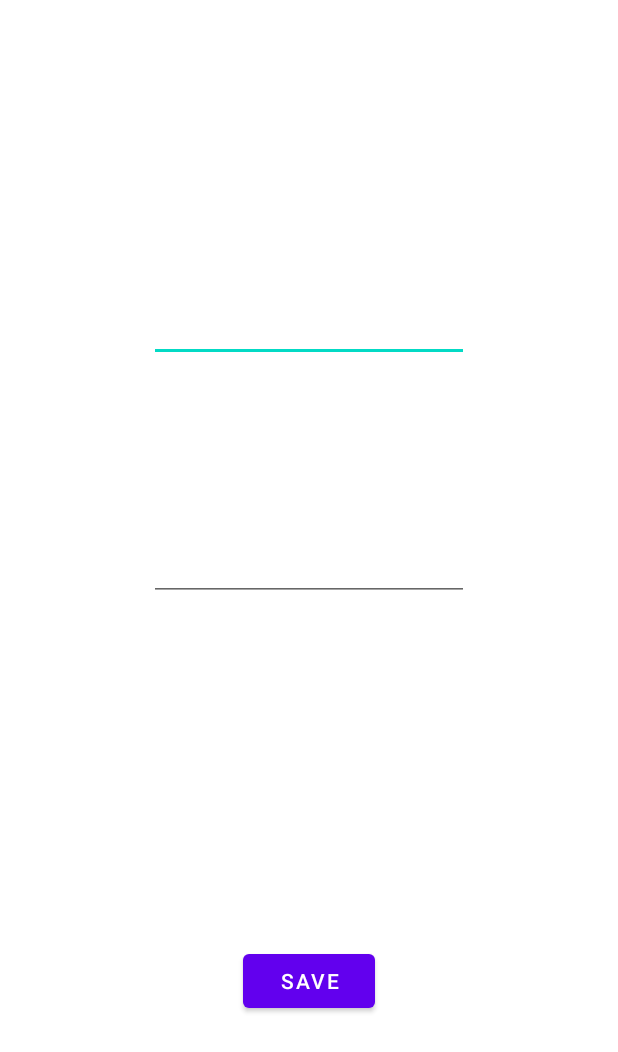
After one commit to Mason0908/Note-App, an Android app: the layout activity_addnote.xml on its own in the app's theme, with its tools: preview values and no code run, on a phone screen of 412 x 824 dp. The commit adds this screen. Shown: the top 1052 px of the screen. Run offline under Robolectric (Android 15) with nearby library versions, the phone set to English and light mode, and no system bars.

Commit message:
some basic implementaion

```diff
--- /dev/null
+++ b/noteapp/app/src/main/res/drawable/add_icon.xml
@@ -0,0 +1,5 @@
+<vector android:height="24dp" android:tint="#FFFFFF"
+    android:viewportHeight="24" android:viewportWidth="24"
+    android:width="24dp" xmlns:android="http://schemas.android.com/apk/res/android">
+    <path android:fillColor="@android:color/black" android:pathData="M19,13h-6v6h-2v-6H5v-2h6V5h2v6h6v2z"/>
+</vector>
--- /dev/null
+++ b/noteapp/app/src/main/res/layout/activity_addnote.xml
@@ -0,0 +1,41 @@
+<?xml version="1.0" encoding="utf-8"?>
+<androidx.constraintlayout.widget.ConstraintLayout xmlns:android="http://schemas.android.com/apk/res/android"
+    xmlns:app="http://schemas.android.com/apk/res-auto"
+    xmlns:tools="http://schemas.android.com/tools"
+    android:layout_width="match_parent"
+    android:layout_height="match_parent">
+
+    <Button
+        android:id="@+id/button"
+        android:layout_width="wrap_content"
+        android:layout_height="wrap_content"
+        android:layout_marginBottom="146dp"
+        android:text="SAVE"
+        app:layout_constraintBottom_toBottomOf="parent"
+        app:layout_constraintEnd_toEndOf="parent"
+        app:layout_constraintStart_toStartOf="parent" />
+
+    <EditText
+        android:id="@+id/editTextTextMultiLine"
+        android:layout_width="wrap_content"
+        android:layout_height="wrap_content"
+        android:layout_marginTop="196dp"
+        android:ems="10"
+        android:gravity="start|top"
+        android:inputType="textMultiLine"
+        app:layout_constraintEnd_toEndOf="parent"
+        app:layout_constraintStart_toStartOf="parent"
+        app:layout_constraintTop_toTopOf="parent" />
+
+    <EditText
+        android:id="@+id/editTextTextMultiLine2"
+        android:layout_width="wrap_content"
+        android:layout_height="wrap_content"
+        android:layout_marginTop="114dp"
+        android:ems="10"
+        android:gravity="start|top"
+        android:inputType="textMultiLine"
+        app:layout_constraintEnd_toEndOf="parent"
+        app:layout_constraintStart_toStartOf="parent"
+        app:layout_constraintTop_toBottomOf="@+id/editTextTextMultiLine" />
+</androidx.constraintlayout.widget.ConstraintLayout>
```
Also changed, not shown: noteapp/app/src/main/java/com/example/noteapp/AddNoteActivity.kt (added, +19 -0 lines), noteapp/app/src/main/java/com/example/noteapp/MainActivity.kt (+16 -0 lines), noteapp/app/src/main/java/com/example/noteapp/Note.kt (added, +10 -0 lines), noteapp/app/src/main/res/layout/activity_main.xml (+21 -6 lines).
